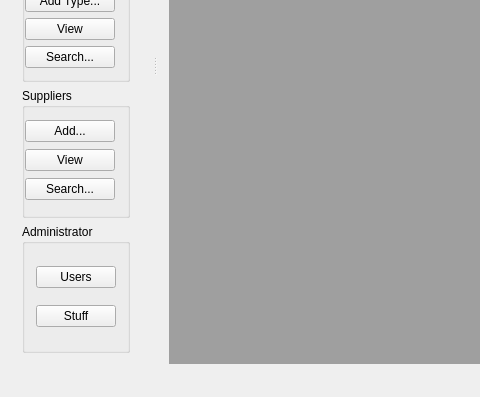
This is SilkRoute/mainwindow.ui in kalouantonis/SilkRoute as Qt 5 draws it before an edit; both pictures show x 0 to 480 and y 281 to 678 of the 1024 by 678 pixel window. The edited form follows.
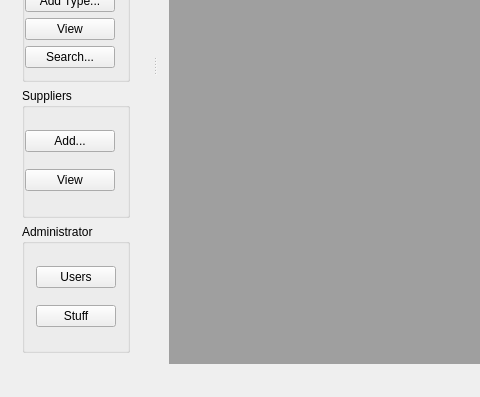
This is the edited form. Icons and pictures are not drawn.

What changed in the file:
```diff
--- a/SilkRoute/mainwindow.ui
+++ b/SilkRoute/mainwindow.ui
@@ -327,18 +327,6 @@
               </property>
              </widget>
             </item>
-            <item>
-             <widget class="QPushButton" name="btnSupSearch">
-              <property name="text">
-               <string>Search...</string>
-              </property>
-              <property name="icon">
-               <iconset>
-                <normaloff>:/general/resources/images/search.png</normaloff>
-                <normalon>:/general/Resources/images/search.png</normalon>:/general/resources/images/search.png</iconset>
-              </property>
-             </widget>
-            </item>
            </layout>
           </widget>
          </item>
```
Left out of the diff: 1 changed line with no effect on the pictures.
